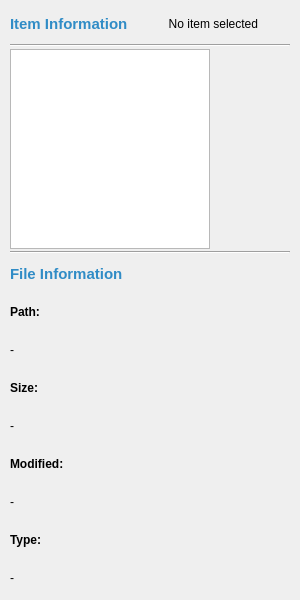
EtherAura/Kartend, file src/ui/widgets/panes/detailspane.ui: the form before one commit.
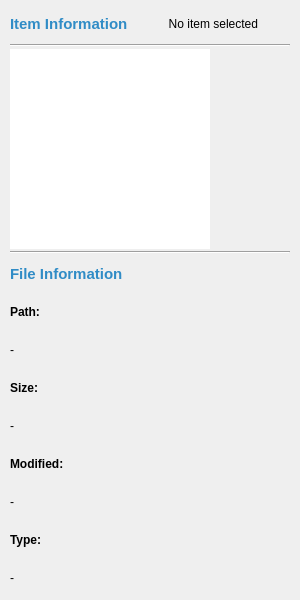
The form after the commit.

Commit message: fix(ui): keep the details pane's content inside the pane [no-changelog]

What changed in the file:
```diff
--- a/src/ui/widgets/panes/detailspane.ui
+++ b/src/ui/widgets/panes/detailspane.ui
@@ -171,7 +171,7 @@
           </size>
          </property>
          <property name="styleSheet">
-          <string>border: 1px solid palette(mid); background-color: palette(base);</string>
+          <string>background-color: palette(base);</string>
          </property>
          <property name="text">
           <string/>
```
The commit also changes 5 other files.
